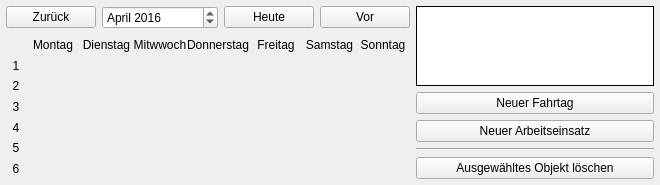
Above: Programm/calendar.ui from philjosch/Einsatzplaner before the change. Below: the same form after it.
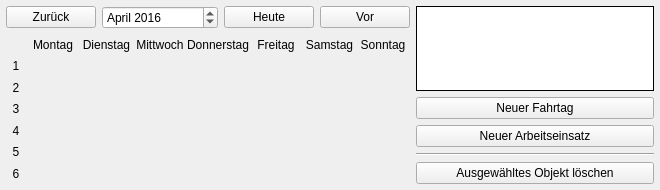
That is the form after the change. Custom widgets are drawn as their Qt base class.

What changed in the file:
```diff
--- a/Programm/calendar.ui
+++ b/Programm/calendar.ui
@@ -7,7 +7,7 @@
     <x>0</x>
     <y>0</y>
     <width>660</width>
-    <height>185</height>
+    <height>190</height>
    </rect>
   </property>
   <property name="windowTitle">
@@ -270,7 +270,7 @@
           <enum>QFrame::NoFrame</enum>
          </property>
          <property name="text">
-          <string>Mitwwoch</string>
+          <string>Mittwoch</string>
          </property>
          <property name="alignment">
           <set>Qt::AlignCenter</set>
```
